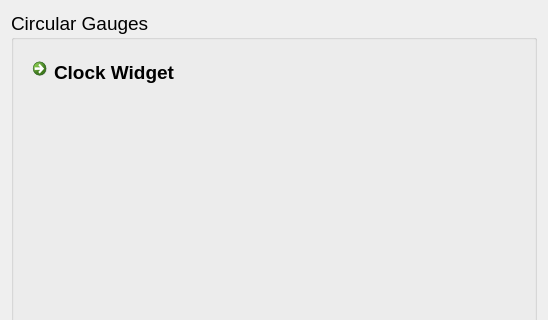
This is mainwindow.ui in EugeneBA/BEGaugesQt as Qt 5 draws it before an edit; both pictures show x 0 to 548 and y 0 to 320 of the 548 by 573 pixel window. The edited form follows.
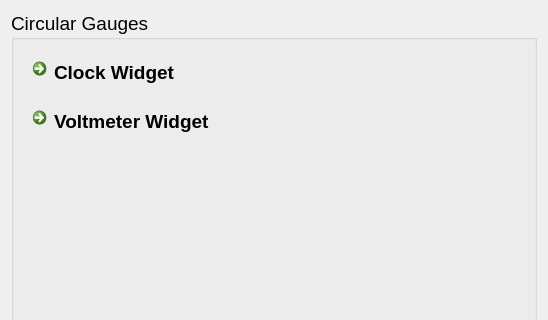
This is the edited form.

Commit message: Issue #1: add VoltmeterWidget files (classes)

```diff
--- a/mainwindow.ui
+++ b/mainwindow.ui
@@ -33,6 +33,13 @@
          </property>
         </widget>
        </item>
+       <item>
+        <widget class="QCommandLinkButton" name="BtnVoltmeterWidget">
+         <property name="text">
+          <string>Voltmeter Widget</string>
+         </property>
+        </widget>
+       </item>
        <item>
         <spacer name="verticalSpacer">
          <property name="orientation">
```
The commit also changes 5 other files.
